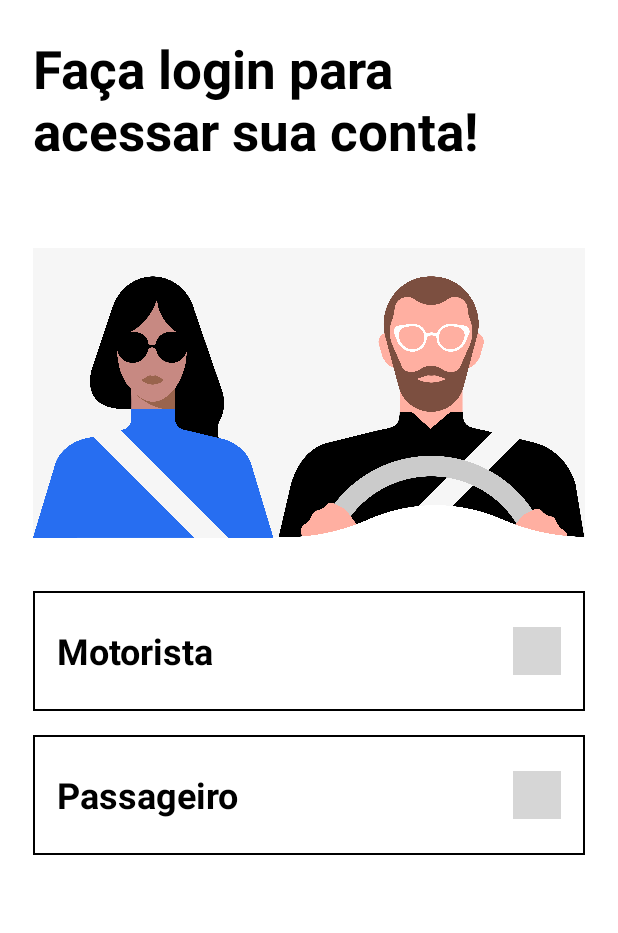
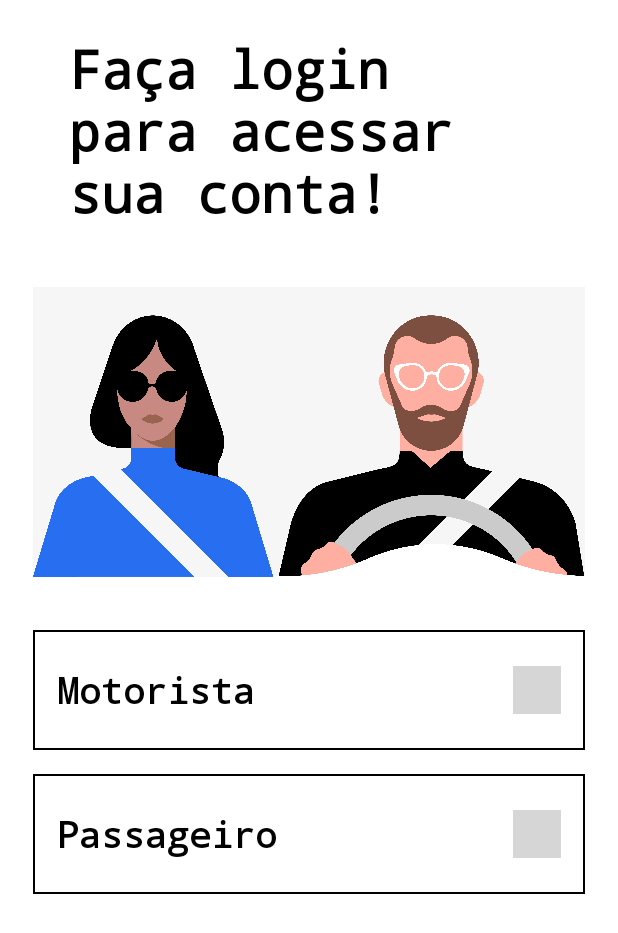
Before and after one commit to 2025-1-NCC3/Projeto12, an Android app: the EscolherUsuarioActivity screen opened directly, with no data from a screen before it, on a phone screen of 412 x 824 dp. Shown: the top 933 px of the screen. Run offline under Robolectric (Android 15) with nearby library versions, the light colour scheme and no system bars; Roboto replaces fonts that are not available here; grey boxes are pictures that could not be loaded.

Commit message:
Melhorando experiência de navegação e padronizando layouts

```diff
--- a/src/Entrega03/frontend/app/src/main/res/layout/activity_escolher_usuario.xml
+++ b/src/Entrega03/frontend/app/src/main/res/layout/activity_escolher_usuario.xml
@@ -18,10 +18,11 @@
         android:orientation="vertical">
 
         <TextView
-            android:layout_width="match_parent"
-            android:layout_height="116dp"
+            android:layout_width="319dp"
+            android:layout_height="142dp"
             android:layout_gravity="center_horizontal"
             android:layout_marginBottom="24dp"
+            android:fontFamily="monospace"
             android:text="@string/fa_a_login_para_acessar_sua_conta"
             android:textColor="@android:color/black"
             android:textSize="35sp"
@@ -72,6 +73,7 @@
                         android:text="@string/motorista"
                         android:textColor="@android:color/black"
                         android:textSize="24sp"
+                        android:fontFamily="monospace"
                         android:textStyle="bold" />
 
                     <ImageView
@@ -110,6 +112,7 @@
                         android:layout_width="0dp"
                         android:layout_height="wrap_content"
                         android:layout_weight="1"
+                        android:fontFamily="monospace"
                         android:text="@string/passageiro"
                         android:textColor="@android:color/black"
                         android:textSize="24sp"
--- a/src/Entrega03/frontend/app/src/main/res/layout/activity_forma_entrada.xml
+++ b/src/Entrega03/frontend/app/src/main/res/layout/activity_forma_entrada.xml
@@ -75,7 +75,7 @@
         android:layout_height="wrap_content"
         android:layout_marginTop="43dp"
         android:layout_marginBottom="63dp"
-        android:fontFamily="@font/inter"
+        android:fontFamily="monospace"
         android:text=""
         android:textAlignment="center"
         android:textColor="@color/cinza_claro"
--- a/src/Entrega03/frontend/app/src/main/res/layout/activity_procurar_corrida_passageiro.xml
+++ b/src/Entrega03/frontend/app/src/main/res/layout/activity_procurar_corrida_passageiro.xml
@@ -107,7 +107,7 @@
                     android:layout_marginStart="8dp"
                     android:layout_marginBottom="16dp"
                     android:layout_toEndOf="@id/back_button"
-                    android:fontFamily="@font/roboto_medium"
+                    android:fontFamily="monospace"
                     android:text="@string/reportar_um_evento"
                     android:textAlignment="center"
                     android:textColor="@color/white"
--- a/src/Entrega03/frontend/app/src/main/res/layout/activity_resetar_senha.xml
+++ b/src/Entrega03/frontend/app/src/main/res/layout/activity_resetar_senha.xml
@@ -49,6 +49,7 @@
         android:textSize="23sp"
         app:layout_constraintBottom_toBottomOf="parent"
         app:layout_constraintEnd_toEndOf="parent"
+        app:layout_constraintHorizontal_bias="0.521"
         app:layout_constraintStart_toStartOf="parent"
         app:layout_constraintTop_toTopOf="parent"
         app:layout_constraintVertical_bias="0.61" />
```
